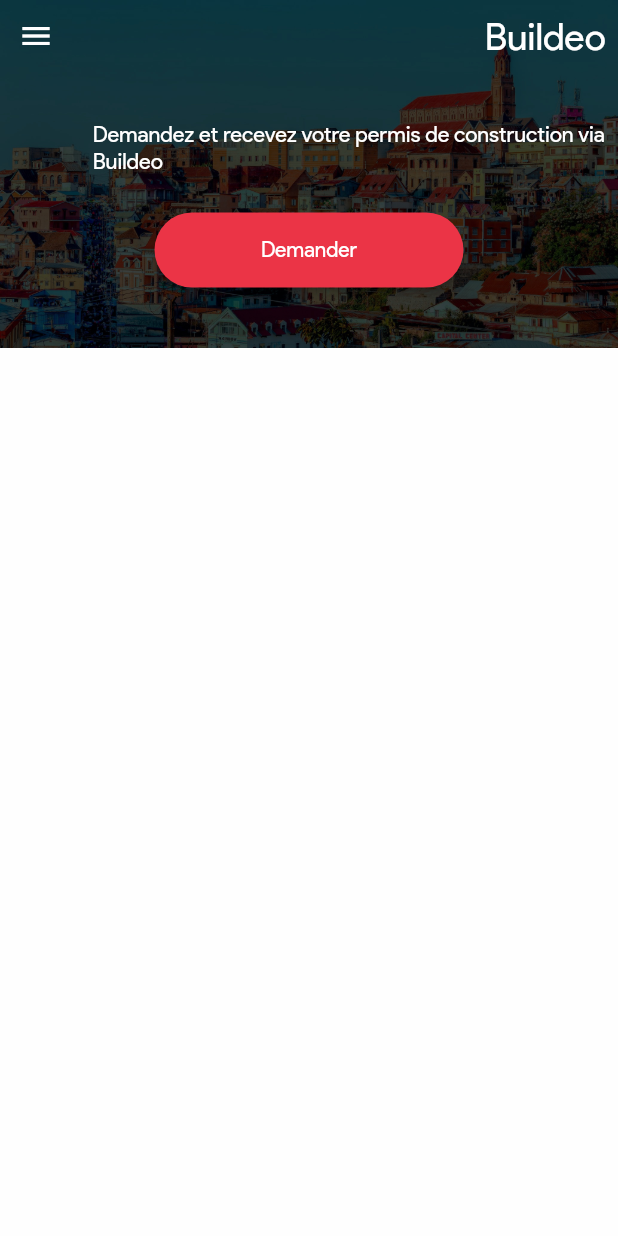
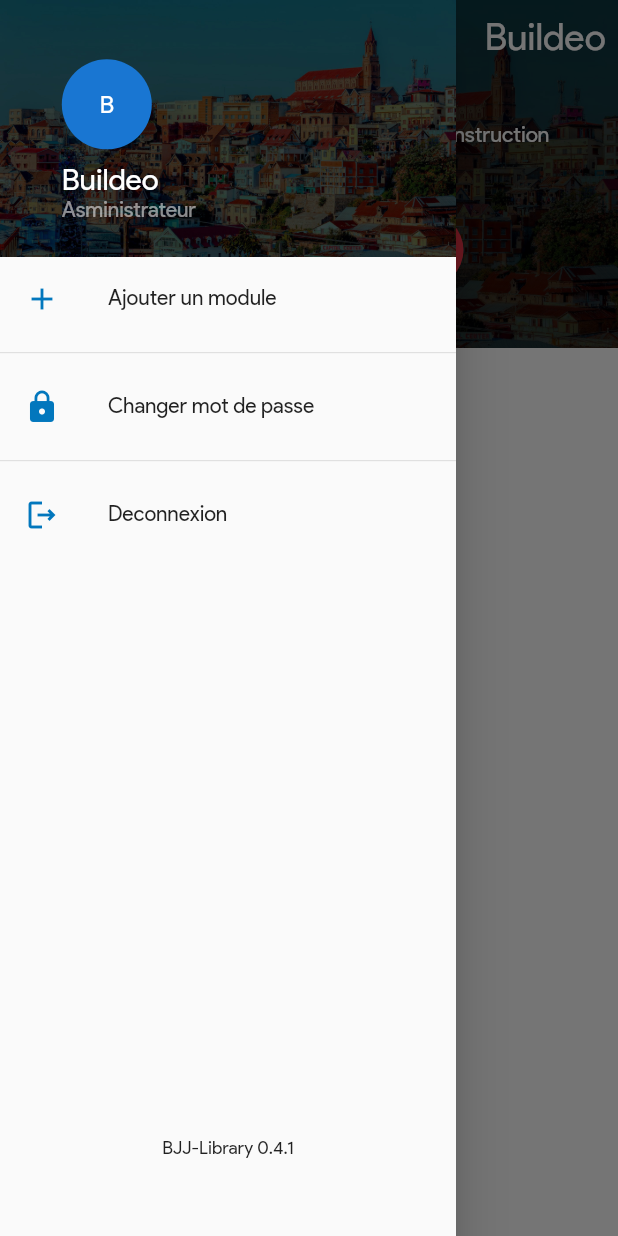
Before and after one commit to iTeam-S/Buildeo, a Flutter app: the screen it shows after launch, with the side drawer open (before the commit the screen has no drawer), on a phone screen of 412 x 824 dp. Run offline on Flutter 3.47's test engine with Material 2 defaults, Android fonts, the phone set to English and light mode, and no system bars; drawn by our look-alikes of rounded_loading_button; our stand-ins replace get, get_storage, shimmer.

Commit message:
fix drawer icone and text in home

```diff
--- a/lib/view/home.dart
+++ b/lib/view/home.dart
@@ -1,4 +1,5 @@
 // ignore_for_file: prefer_const_constructors
+import 'package:buildeo/view/widget/drawer.dart';
 import 'package:flutter/material.dart';
 import 'package:get/get.dart';
 import 'package:rounded_loading_button/rounded_loading_button.dart';
@@ -15,9 +16,12 @@ class _HomeScreenState extends State<HomeScreen> {
 
   final RoundedLoadingButtonController _btnController  = RoundedLoadingButtonController();
 
+  AppDrawer drawer = AppDrawer();
+
   @override
   Widget build(BuildContext context) {
     return Scaffold(
+      drawer: drawer,
       body: Container(
         alignment: Alignment.center,
         color: Color(0xfffefefe),
@@ -45,7 +49,10 @@ class _HomeScreenState extends State<HomeScreen> {
                           mainAxisAlignment: MainAxisAlignment.spaceBetween,
                           children: [
                             IconButton(
-                              onPressed: () {}, icon: Icon(Icons.menu_sharp, color: Colors.white),
+                              onPressed: () {
+                                //
+                                drawer.scaffoldKey.currentState!.openEndDrawer();
+                              }, icon: Icon(Icons.sort, color: Colors.white),
                             ),
                             Text(
                               "Buildeo",
@@ -58,12 +65,12 @@ class _HomeScreenState extends State<HomeScreen> {
                         )
                       ),
                       Container(
-                        alignment: Alignment.centerLeft,
+                        alignment: Alignment.center,
+                        width: Get.width * 0.8,
                         margin: EdgeInsets.only(
-                          left: MediaQuery.of(context).size.width * 0.15,
                           top: MediaQuery.of(context).size.height * 0.04,
                         ),
-                        child: const Text("Demandez et recevez votre permis de construction via Buildeo",
+                        child: const Text("Demandez et recevez votre permis de construction via Buildeo", textAlign: TextAlign.center,
                             style: TextStyle(fontSize: 14.5, color: Colors.white)
                         )
                       ),
--- a/lib/view/widget/drawer.dart
+++ b/lib/view/widget/drawer.dart
@@ -9,6 +9,7 @@ import 'package:get_storage/get_storage.dart';
 
 class AppDrawer extends StatelessWidget {
   final bool isLoadingPath = false;
+    final GlobalKey<ScaffoldState> scaffoldKey = GlobalKey<ScaffoldState>();
   // final RoundedLoadingButtonController _btnController = RoundedLoadingButtonController();
 
   final TextEditingController moduleAddController = TextEditingController();
```
